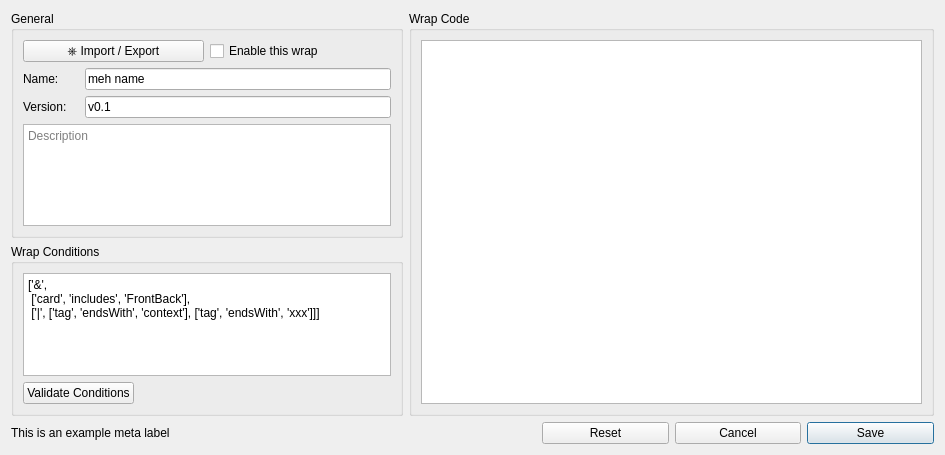
This is src/gui_config/tw_wrap_text_config.ui in hgiesel/anki_text_wrapper as Qt 5 draws it before an edit. The edited form follows.
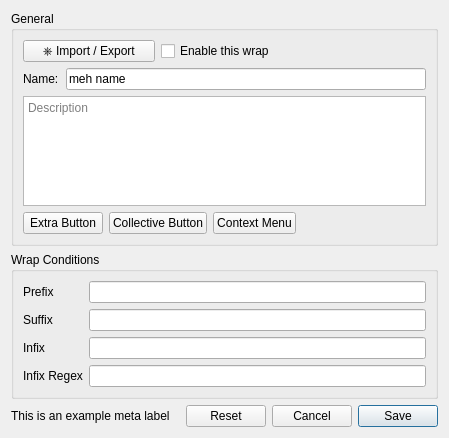
This is the edited form.

```diff
--- a/src/gui_config/tw_wrap_text_config.ui
+++ b/src/gui_config/tw_wrap_text_config.ui
@@ -6,30 +6,15 @@
    <rect>
     <x>0</x>
     <y>0</y>
-    <width>945</width>
-    <height>455</height>
+    <width>449</width>
+    <height>438</height>
    </rect>
   </property>
   <property name="windowTitle">
    <string>Form</string>
   </property>
   <layout class="QGridLayout" name="gridLayout_2">
-   <item row="0" column="3" rowspan="2" colspan="4">
-    <widget class="QGroupBox" name="statementsForInsertion">
-     <property name="toolTip">
-      <string>&lt;html&gt;&lt;head/&gt;&lt;body&gt;&lt;p&gt;Every iteration has a default style with the name &amp;quot;default&amp;quot;. If no other style is applied, and no rule is applicable, the &amp;quot;default&amp;quot; style will be used.&lt;/p&gt;&lt;/body&gt;&lt;/html&gt;</string>
-     </property>
-     <property name="title">
-      <string>Wrap Code</string>
-     </property>
-     <layout class="QGridLayout" name="gridLayout_4">
-      <item row="0" column="0" colspan="2">
-       <widget class="QPlainTextEdit" name="codeTextEdit"/>
-      </item>
-     </layout>
-    </widget>
-   </item>
-   <item row="0" column="0" colspan="3">
+   <item row="0" column="0" colspan="7">
     <widget class="QGroupBox" name="generalOptions">
      <property name="toolTip">
       <string>&lt;html&gt;&lt;head/&gt;&lt;body&gt;&lt;p&gt;The input syntax of the iteration. This will be used to detect sets in the card content.&lt;/p&gt;&lt;/body&gt;&lt;/html&gt;</string>
@@ -38,14 +23,7 @@
       <string>General</string>
      </property>
      <layout class="QGridLayout" name="gridLayout">
-      <item row="2" column="0">
-       <widget class="QLabel" name="nameLabel">
-        <property name="text">
-         <string>Name:</string>
-        </property>
-       </widget>
-      </item>
-      <item row="4" column="0" colspan="6">
+      <item row="3" column="0" colspan="6">
        <widget class="QPlainTextEdit" name="descriptionTextEdit">
         <property name="placeholderText">
          <string>Description</string>
@@ -62,6 +40,26 @@
         </property>
        </widget>
       </item>
+      <item row="1" column="5">
+       <spacer name="horizontalSpacer_3">
+        <property name="orientation">
+         <enum>Qt::Horizontal</enum>
+        </property>
+        <property name="sizeHint" stdset="0">
+         <size>
+          <width>40</width>
+          <height>20</height>
+         </size>
+        </property>
+       </spacer>
+      </item>
+      <item row="2" column="0">
+       <widget class="QLabel" name="nameLabel">
+        <property name="text">
+         <string>Name:</string>
+        </property>
+       </widget>
+      </item>
       <item row="1" column="0" colspan="3">
        <widget class="QPushButton" name="importButton">
         <property name="text">
@@ -76,36 +74,30 @@
         </property>
        </widget>
       </item>
-      <item row="3" column="0">
-       <widget class="QLabel" name="label">
+      <item row="4" column="2" colspan="2">
+       <widget class="QPushButton" name="collectiveButtonButton">
         <property name="text">
-         <string>Version:</string>
+         <string>Collective Button</string>
         </property>
        </widget>
       </item>
-      <item row="3" column="1" colspan="5">
-       <widget class="QLineEdit" name="versionLineEdit">
+      <item row="4" column="0" colspan="2">
+       <widget class="QPushButton" name="extraButtonButton">
         <property name="text">
-         <string>v0.1</string>
+         <string>Extra Button</string>
+        </property>
+       </widget>
+      </item>
+      <item row="4" column="4">
+       <widget class="QPushButton" name="contextMenuButton">
+        <property name="text">
+         <string>Context Menu</string>
         </property>
        </widget>
       </item>
      </layout>
     </widget>
    </item>
-   <item row="5" column="6">
-    <widget class="QPushButton" name="saveButton">
-     <property name="text">
-      <string>Save</string>
-     </property>
-     <property name="autoDefault">
-      <bool>true</bool>
-     </property>
-     <property name="default">
-      <bool>true</bool>
-     </property>
-    </widget>
-   </item>
    <item row="5" column="5">
     <widget class="QPushButton" name="cancelButton">
      <property name="text">
@@ -123,45 +115,17 @@
      </property>
     </widget>
    </item>
-   <item row="1" column="0" colspan="3">
-    <widget class="QGroupBox" name="wrapConditions">
-     <property name="toolTip">
-      <string>&lt;html&gt;&lt;head/&gt;&lt;body&gt;&lt;p&gt;The input syntax of the iteration. This will be used to detect sets in the card content.&lt;/p&gt;&lt;/body&gt;&lt;/html&gt;</string>
+   <item row="5" column="6">
+    <widget class="QPushButton" name="saveButton">
+     <property name="text">
+      <string>Save</string>
      </property>
-     <property name="title">
-      <string>Wrap Conditions</string>
+     <property name="autoDefault">
+      <bool>true</bool>
      </property>
-     <layout class="QGridLayout" name="gridLayout_3">
-      <item row="0" column="1" colspan="2">
-       <widget class="QPlainTextEdit" name="conditionsTextEdit">
-        <property name="plainText">
-         <string>['&amp;',
- ['card', 'includes', 'FrontBack'],
- ['|', ['tag', 'endsWith', 'context'], ['tag', 'endsWith', 'xxx']]]</string>
-        </property>
-       </widget>
-      </item>
-      <item row="1" column="1">
-       <widget class="QPushButton" name="validateButton">
-        <property name="text">
-         <string>Validate Conditions</string>
-        </property>
-       </widget>
-      </item>
-      <item row="1" column="2">
-       <spacer name="horizontalSpacer_3">
-        <property name="orientation">
-         <enum>Qt::Horizontal</enum>
-        </property>
-        <property name="sizeHint" stdset="0">
-         <size>
-          <width>40</width>
-          <height>20</height>
-         </size>
-        </property>
-       </spacer>
-      </item>
-     </layout>
+     <property name="default">
+      <bool>true</bool>
+     </property>
     </widget>
    </item>
    <item row="5" column="4">
@@ -180,6 +144,58 @@
      </property>
     </widget>
    </item>
+   <item row="1" column="0" colspan="7">
+    <widget class="QGroupBox" name="wrapConditions">
+     <property name="toolTip">
+      <string>&lt;html&gt;&lt;head/&gt;&lt;body&gt;&lt;p&gt;The input syntax of the iteration. This will be used to detect sets in the card content.&lt;/p&gt;&lt;/body&gt;&lt;/html&gt;</string>
+     </property>
+     <property name="title">
+      <string>Wrap Conditions</string>
+     </property>
+     <layout class="QGridLayout" name="gridLayout_3">
+      <item row="0" column="0">
+       <widget class="QLabel" name="prefixLabel">
+        <property name="text">
+         <string>Prefix</string>
+        </property>
+       </widget>
+      </item>
+      <item row="2" column="0">
+       <widget class="QLabel" name="infixLabel">
+        <property name="text">
+         <string>Infix</string>
+        </property>
+       </widget>
+      </item>
+      <item row="3" column="0">
+       <widget class="QLabel" name="infixRegexLabel">
+        <property name="text">
+         <string>Infix Regex</string>
+        </property>
+       </widget>
+      </item>
+      <item row="1" column="0">
+       <widget class="QLabel" name="suffixLabel">
+        <property name="text">
+         <string>Suffix</string>
+        </property>
+       </widget>
+      </item>
+      <item row="0" column="1">
+       <widget class="QLineEdit" name="prefixLineEdit"/>
+      </item>
+      <item row="1" column="1">
+       <widget class="QLineEdit" name="suffixLineEdit"/>
+      </item>
+      <item row="2" column="1">
+       <widget class="QLineEdit" name="infixLineEdit"/>
+      </item>
+      <item row="3" column="1">
+       <widget class="QLineEdit" name="infixRegexLineEdit"/>
+      </item>
+     </layout>
+    </widget>
+   </item>
   </layout>
  </widget>
  <resources/>
```
